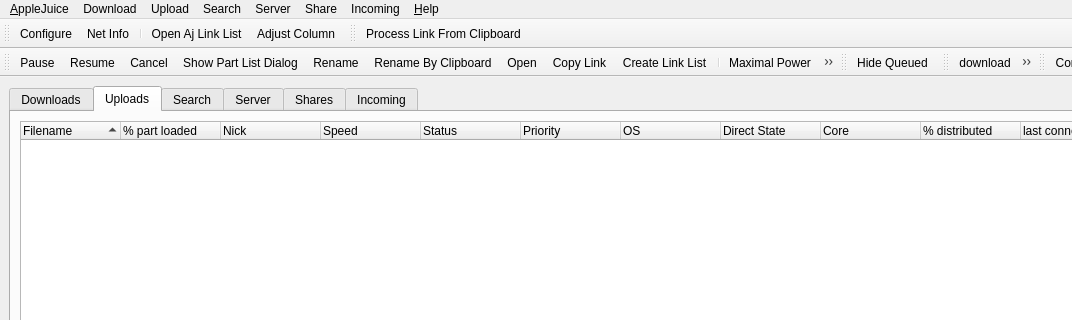
Old version of the form juicer/src/mainwindowbase.ui in the repository applejuicenetz/gui-juicer; both pictures show x 0 to 1072 and y 0 to 320 of the 1288 by 688 pixel window.
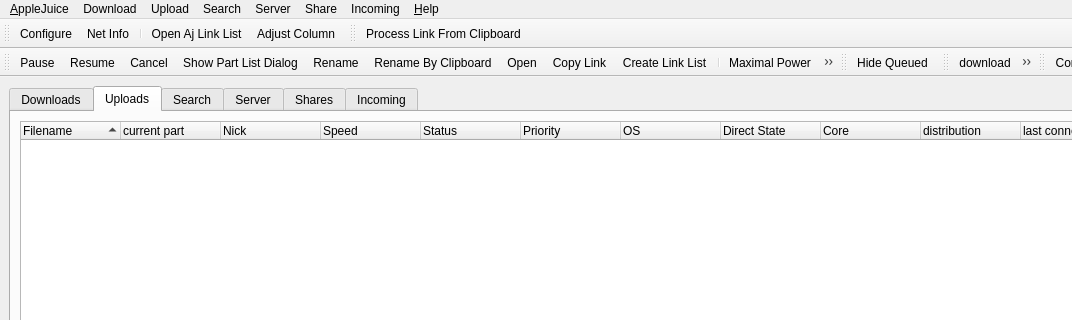
New version of the form. Icons and pictures are not drawn. Custom widgets are drawn as their Qt base class.

Commit message: fixed networkinfo-dialog and made some translations

What changed in the file:
```diff
--- a/juicer/src/mainwindowbase.ui
+++ b/juicer/src/mainwindowbase.ui
@@ -186,7 +186,7 @@
           </column>
           <column>
            <property name="text" >
-            <string>% part loaded</string>
+            <string>current part</string>
            </property>
           </column>
           <column>
@@ -226,7 +226,7 @@
           </column>
           <column>
            <property name="text" >
-            <string>% distributed</string>
+            <string>distribution</string>
            </property>
           </column>
           <column>
```
The commit also changes 3 other files.
